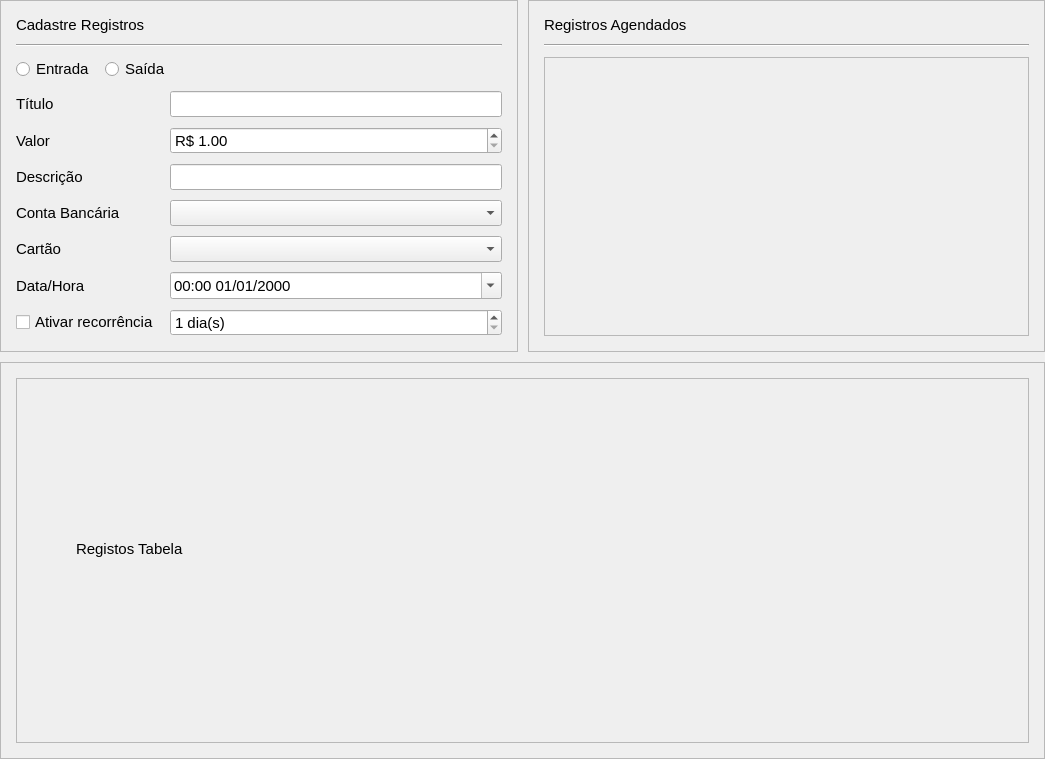
Qt form financeiroapp/ui/src/RegistryPage.ui (iagoofelipe/ControleFinanceiro) before a commit.
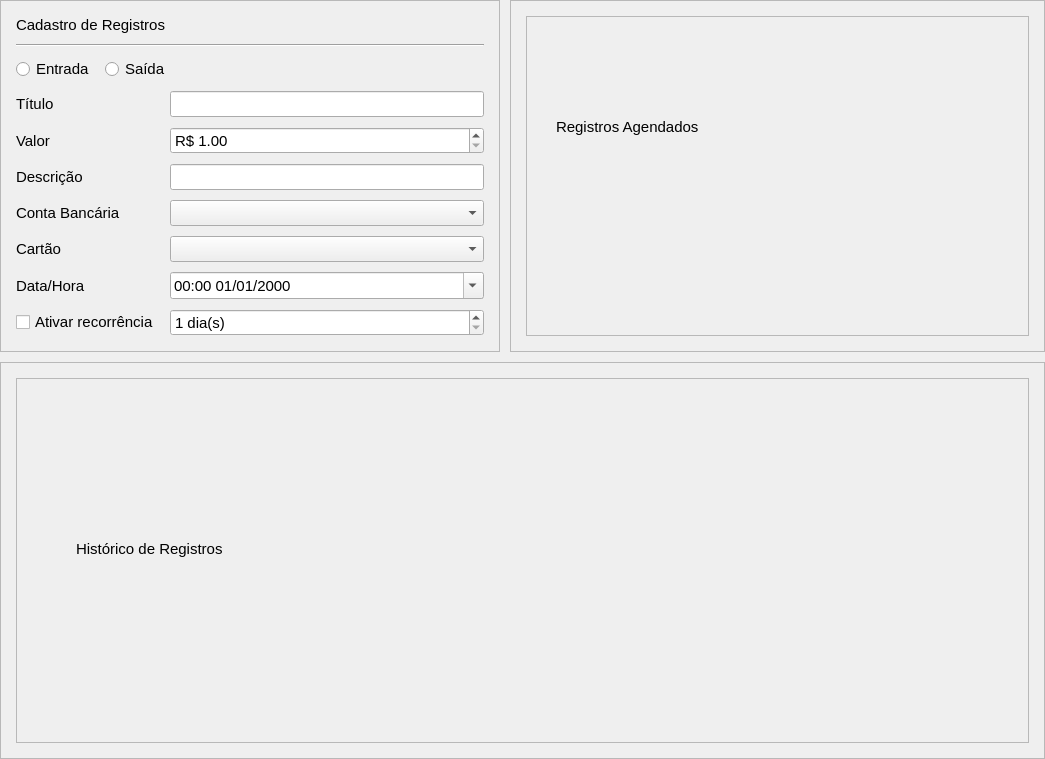
The same form after that commit.

What changed in the file:
```diff
--- a/financeiroapp/ui/src/RegistryPage.ui
+++ b/financeiroapp/ui/src/RegistryPage.ui
@@ -52,7 +52,7 @@
         <height>759</height>
        </rect>
       </property>
-      <layout class="QGridLayout" name="gridLayout_2" rowstretch="0,0,1" columnstretch="1,1">
+      <layout class="QGridLayout" name="gridLayout_2" rowstretch="0,0,1" columnstretch="0,1" columnminimumwidth="500,0">
        <property name="leftMargin">
         <number>0</number>
        </property>
@@ -110,7 +110,7 @@
               </rect>
              </property>
              <property name="text">
-              <string>Registos Tabela</string>
+              <string>Histórico de Registros</string>
              </property>
             </widget>
            </widget>
@@ -118,69 +118,6 @@
          </layout>
         </widget>
        </item>
-       <item row="0" column="1">
-        <widget class="QFrame" name="frame_2">
-         <property name="frameShape">
-          <enum>QFrame::StyledPanel</enum>
-         </property>
-         <property name="frameShadow">
-          <enum>QFrame::Raised</enum>
-         </property>
-         <layout class="QVBoxLayout" name="verticalLayout">
-          <property name="spacing">
-           <number>10</number>
-          </property>
-          <property name="leftMargin">
-           <number>15</number>
-          </property>
-          <property name="topMargin">
-           <number>15</number>
-          </property>
-          <property name="rightMargin">
-           <number>15</number>
-          </property>
-          <property name="bottomMargin">
-           <number>15</number>
-          </property>
-          <item>
-           <widget class="QLabel" name="label_8">
-            <property name="sizePolicy">
-             <sizepolicy hsizetype="Preferred" vsizetype="Fixed">
-              <horstretch>0</horstretch>
-              <verstretch>0</verstretch>
-             </sizepolicy>
-            </property>
-            <property name="font">
-             <font>
-              <family>Segoe UI</family>
-              <pointsize>11</pointsize>
-             </font>
-            </property>
-            <property name="text">
-             <string>Registros Agendados</string>
-            </property>
-           </widget>
-          </item>
-          <item>
-           <widget class="Line" name="line_2">
-            <property name="orientation">
-             <enum>Qt::Horizontal</enum>
-            </property>
-           </widget>
-          </item>
-          <item>
-           <widget class="QFrame" name="frame_4">
-            <property name="frameShape">
-             <enum>QFrame::StyledPanel</enum>
-            </property>
-            <property name="frameShadow">
-             <enum>QFrame::Raised</enum>
-            </property>
-           </widget>
-          </item>
-         </layout>
-        </widget>
-       </item>
        <item row="0" column="0">
         <widget class="QFrame" name="frame">
          <property name="sizePolicy">
@@ -234,7 +171,7 @@
              </sizepolicy>
             </property>
             <property name="text">
-             <string>Cadastre Registros</string>
+             <string>Cadastro de Registros</string>
             </property>
            </widget>
           </item>
@@ -399,6 +336,56 @@
          </layout>
         </widget>
        </item>
+       <item row="0" column="1">
+        <widget class="QFrame" name="widAgendados">
+         <property name="frameShape">
+          <enum>QFrame::StyledPanel</enum>
+         </property>
+         <property name="frameShadow">
+          <enum>QFrame::Raised</enum>
+         </property>
+         <layout class="QVBoxLayout" name="agendadosLayout">
+          <property name="spacing">
+           <number>10</number>
+          </property>
+          <property name="leftMargin">
+           <number>15</number>
+          </property>
+          <property name="topMargin">
+           <number>15</number>
+          </property>
+          <property name="rightMargin">
+           <number>15</number>
+          </property>
+          <property name="bottomMargin">
+           <number>15</number>
+          </property>
+          <item>
+           <widget class="QFrame" name="widAgendadosTable">
+            <property name="frameShape">
+             <enum>QFrame::StyledPanel</enum>
+            </property>
+            <property name="frameShadow">
+             <enum>QFrame::Raised</enum>
+            </property>
+            <widget class="QLabel" name="label_10">
+             <property name="geometry">
+              <rect>
+               <x>30</x>
+               <y>70</y>
+               <width>341</width>
+               <height>81</height>
+              </rect>
+             </property>
+             <property name="text">
+              <string>Registros Agendados</string>
+             </property>
+            </widget>
+           </widget>
+          </item>
+         </layout>
+        </widget>
+       </item>
       </layout>
      </widget>
     </widget>
```
